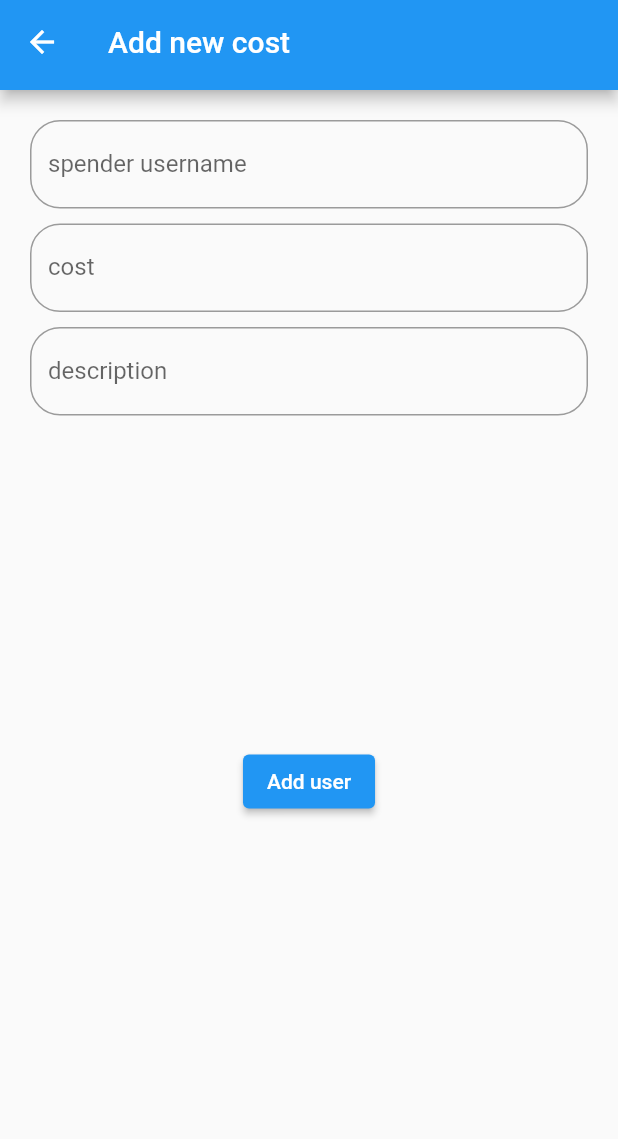
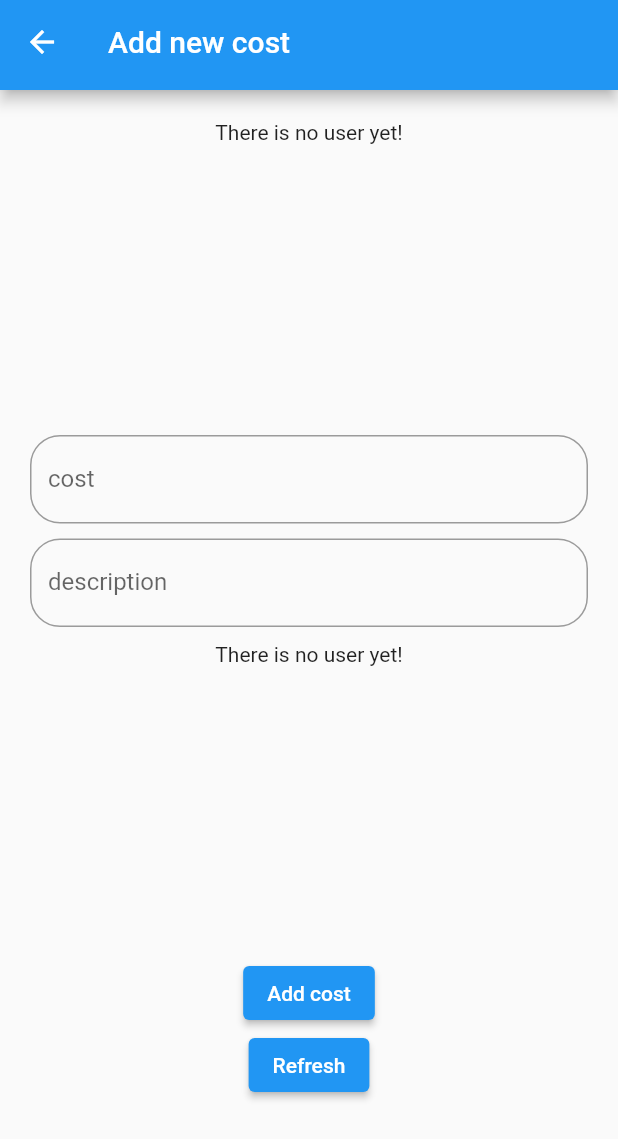
Before and after one commit to mehranghaffarian/cost_handler, a Flutter app: the AddCostPage screen opened by its route, on a phone screen of 412 x 824 dp. Shown: the top 1139 px of the screen. Run offline on Flutter 3.47's test engine with Material 2 defaults, Android fonts, the phone set to English and light mode, and no system bars; our stand-ins replace sqflite; accounts and stored records are empty.

Commit message:
trying to add to cst databse

```diff
--- a/lib/presentation/pages/add_cost_page.dart
+++ b/lib/presentation/pages/add_cost_page.dart
@@ -1,5 +1,7 @@
 import 'package:cost_handler/core/extensions/show_snack.dart';
+import 'package:cost_handler/core/session_database_helper.dart';
 import 'package:cost_handler/core/users_database_helper.dart';
+import 'package:cost_handler/domain/cost_entity.dart';
 import 'package:cost_handler/domain/user_entity.dart';
 import 'package:cost_handler/presentation/widgets/mg_appbar.dart';
 import 'package:cost_handler/presentation/widgets/mg_choosable_chip.dart';
@@ -15,23 +17,21 @@ class AddCostPage extends StatefulWidget {
 }
 
 class _AddCostPageState extends State<AddCostPage> {
-  final spenderNameController = TextEditingController();
-
   final costController = TextEditingController();
-
   final descriptionController = TextEditingController();
 
+  UserEntity? spender;
   final List<UserEntity> receivers = [];
   final List<UserEntity> allUsers = [];
 
   @override
   void initState() {
+    mounted;
     super.initState();
-    setState(() {
-      UsersDatabaseHelper.instance
-          .queryAllRows()
-          .then((value) => allUsers.addAll(value));
-    });
+
+    UsersDatabaseHelper.instance
+        .queryAllRows()
+        .then((value) => allUsers.addAll(value));
   }
 
   @override
@@ -46,19 +46,7 @@ class _AddCostPageState extends State<AddCostPage> {
           child: Form(
             child: Column(
               children: [
-                TextField(
-                  maxLines: 1,
-                  decoration: InputDecoration(
-                    hintText: "spender username",
-                    hintStyle: const TextStyle(color: Colors.black38),
-                    labelText: "spender username",
-                    border: OutlineInputBorder(
-                      borderRadius: BorderRadius.circular(20),
-                      gapPadding: 2,
-                    ),
-                  ),
-                  controller: spenderNameController,
-                ),
+                _createSpenderGridView(),
                 const SizedBox(height: 10),
                 TextField(
                   maxLines: 1,
@@ -89,30 +77,28 @@ class _AddCostPageState extends State<AddCostPage> {
                   controller: descriptionController,
                 ),
                 const SizedBox(height: 10),
-                SizedBox(
-                  height: 200,
-                  child: GridView(
-                    gridDelegate:
-                        const SliverGridDelegateWithMaxCrossAxisExtent(
-                            maxCrossAxisExtent: 1),
-                    children: _createReceiversList(),
-                  ),
-                ),const SizedBox(height: 10),
+                _createUsersGridView(receivers),
+                const SizedBox(height: 10),
                 ElevatedButton(
-                  onPressed: () {
+                  onPressed: () async {
                     setState(() {
-
+                      //todo: fix this shit
                     });
                     final result = _addCost();
-                    if (result) {
-                      context.showSnack("User added successfully");
+                    if (await result) {
+                      context.showSnack("Cost added successfully");
                       Navigator.of(context).pop();
                     } else {
-                      context.showSnack("useName maximum length is 75");
+                      context.showSnack("Adding cost failed");
                     }
                   },
-                  child: const Text("Add user"),
+                  child: const Text("Add cost"),
                 ),
+                ElevatedButton(
+                    onPressed: () {
+                      setState(() {});
+                    },
+                    child: Text("Refresh")),
               ],
             ),
           ),
@@ -121,28 +107,66 @@ class _AddCostPageState extends State<AddCostPage> {
     );
   }
 
-  List<Widget> _createReceiversList() {
-    return allUsers.isEmpty
-        ? const [Text("There is no user yet!")]
-        : allUsers
-            .map(
-              (e) => SizedBox(width: 50, height: 50,
-                child: MGChoosableChip(
-                  label: e.userName,
+  Future<bool> _addCost() async {
+    final cost = CostEntity(
+        receiverUsersNames: receivers.map((e) => e.userName).toList(),
+        spenderUserName: spender?.userName ?? "Unknown",
+        cost: double.tryParse(costController.text) ?? 0,
+        description: descriptionController.text);
+
+    final res = await SessionDatabaseHelper.instance.insert(cost);
+    return res != 0;
+  }
+
+  _createUsersGridView(List<UserEntity> targetUsers) {
+    return SizedBox(
+      height: 200,
+      child: allUsers.isEmpty
+          ? const Text("There is no user yet!")
+          : ListView.builder(
+              // gridDelegate:
+              //     const SliverGridDelegateWithMaxCrossAxisExtent(
+              //         maxCrossAxisExtent: 4),
+              itemCount: allUsers.length,
+              itemBuilder: (BuildContext context, int index) {
+                final user = allUsers[index];
+                return MGChoosableChip(
+                  label: user.userName,
                   onTap: (newValue) {
                     if (newValue) {
-                      receivers.add(e);
+                      receivers.add(user);
                     } else {
-                      receivers.remove(e);
+                      receivers.remove(user);
                     }
                   },
-                ),
-              ),
-            )
-            .toList();
+                );
+              },
+            ),
+    );
   }
 
-  bool _addCost() {
-    return false;
+  _createSpenderGridView() {
+    return SizedBox(
+      height: 200,
+      child: allUsers.isEmpty
+          ? const Text("There is no user yet!")
+          : ListView.builder(
+              // gridDelegate:
+              //     const SliverGridDelegateWithMaxCrossAxisExtent(
+              //         maxCrossAxisExtent: 4),
+              itemCount: allUsers.length,
+              itemBuilder: (BuildContext context, int index) {
+                final user = allUsers[index];
+                return MGChoosableChip(
+                  label: user.userName,
+                  onTap: (newValue) {
+                    if (newValue) {
+                      spender = user;
+                    }
+                  },
+                );
+              },
+            ),
+    );
   }
 }
```
Also changed, not shown: lib/presentation/pages/add_user/add_user_page.dart (+7 -7 lines), lib/presentation/widgets/mg_choosable_chip.dart (+16 -4 lines).
